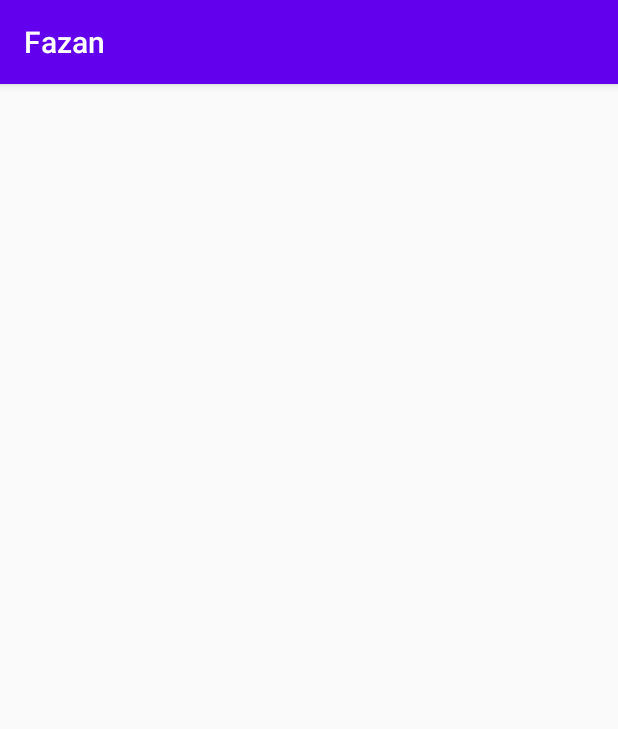
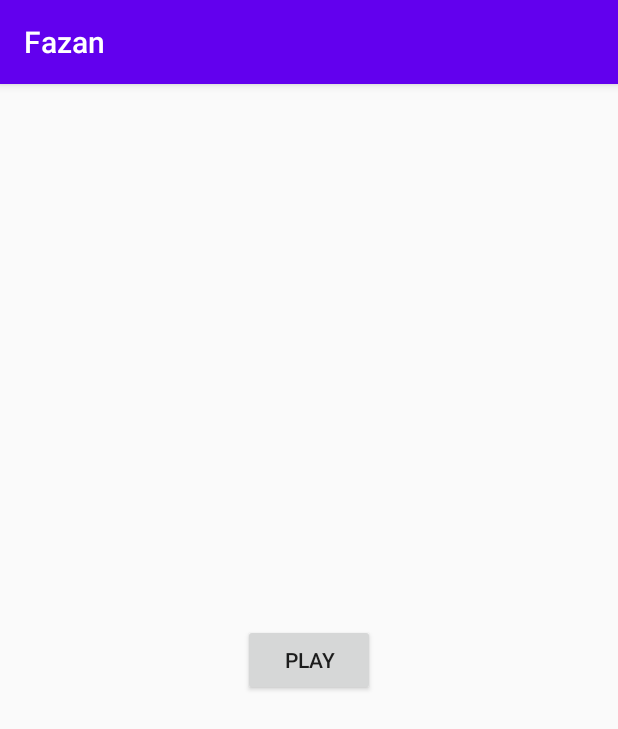
Before and after one commit to FlaviuIusan/Trivia, an Android app: the screen it shows after launch (MainActivity), on a phone screen of 412 x 824 dp. Shown: the top 729 px of the screen. Run offline under Robolectric (Android 15) with nearby library versions, the phone set to English and light mode, and no system bars.

Commit message:
Am facut design-ul la MainActivity si PlayActivity.

```diff
--- a/app/build.gradle
+++ b/app/build.gradle
@@ -25,6 +25,7 @@ android {
 dependencies {
     implementation fileTree(dir: "libs", include: ["*.jar"])
     implementation 'androidx.appcompat:appcompat:1.1.0'
+    implementation 'androidx.recyclerview:recyclerview:1.1.0'
     testImplementation 'junit:junit:4.12'
     androidTestImplementation 'androidx.test.ext:junit:1.1.1'
     androidTestImplementation 'androidx.test.espresso:espresso-core:3.2.0'
--- a/app/src/main/AndroidManifest.xml
+++ b/app/src/main/AndroidManifest.xml
@@ -14,6 +14,7 @@
                 <category android:name="android.intent.category.LAUNCHER"/>
             </intent-filter>
         </activity>
+        <activity android:name=".PlayActivity" />
     </application>
 
 </manifest>
--- a/app/src/main/java/com/example/fazan/MainActivity.java
+++ b/app/src/main/java/com/example/fazan/MainActivity.java
@@ -1,6 +1,8 @@
 package com.example.fazan;
 
+import android.content.Intent;
 import android.os.Bundle;
+import android.view.View;
 
 import androidx.annotation.Nullable;
 import androidx.appcompat.app.AppCompatActivity;
@@ -10,5 +12,13 @@ public class MainActivity extends AppCompatActivity {
     protected void onCreate(@Nullable Bundle savedInstanceState) {
         super.onCreate(savedInstanceState);
         setContentView(R.layout.main_activity);
+
+        findViewById(R.id.buttonPlay).setOnClickListener(new View.OnClickListener() {
+            @Override
+            public void onClick(View v) {
+                Intent intent = new Intent(MainActivity.this, PlayActivity.class);
+                startActivity(intent);
+            }
+        });
     }
 }
--- a/app/src/main/res/layout/main_activity.xml
+++ b/app/src/main/res/layout/main_activity.xml
@@ -1,6 +1,14 @@
 <?xml version="1.0" encoding="utf-8"?>
 <LinearLayout xmlns:android="http://schemas.android.com/apk/res/android"
-    android:orientation="vertical" android:layout_width="match_parent"
-    android:layout_height="match_parent">
+    android:layout_width="match_parent"
+    android:layout_height="match_parent"
+    android:gravity="center"
+    android:orientation="vertical">
+
+    <Button
+        android:id="@+id/buttonPlay"
+        android:layout_width="wrap_content"
+        android:layout_height="wrap_content"
+        android:text="Play" />
 
 </LinearLayout>
```
